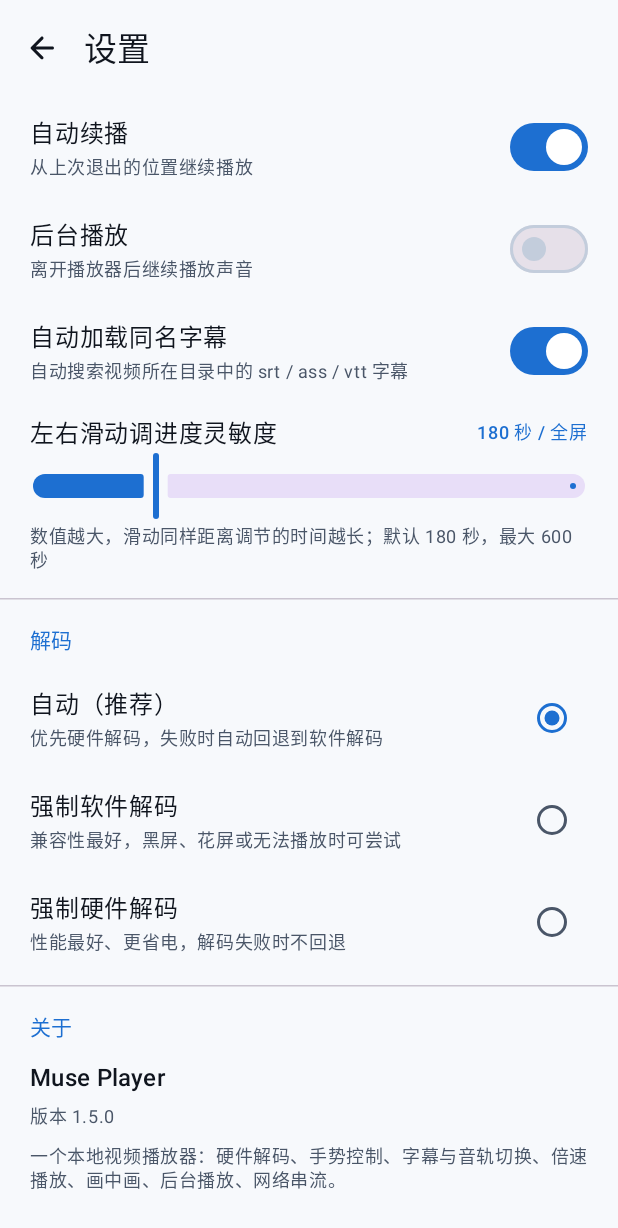
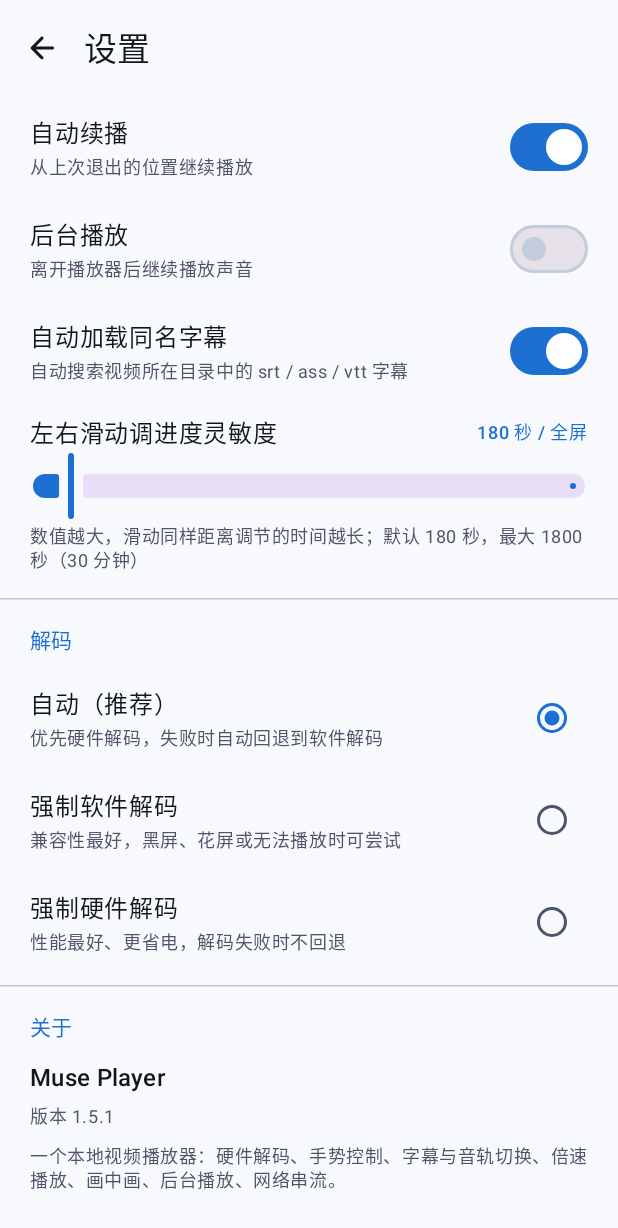
Before and after one commit to FanJZSS/MusePlayer, an Android app built with Jetpack Compose: the composable SettingsScreen shown on its own in the app's theme, scrolled down 484 dp, on a phone screen of 412 x 824 dp. Shown: the top 1228 px of the screen. Run offline under Robolectric (Android 15) with nearby library versions, the phone set to English and light mode, and no system bars; 5 statements that could not run were skipped.

Commit message:
tweak: 大幅提高音量亮度手势灵敏度并扩大进度滑动范围，版本升级到 1.5.1

```diff
--- a/app/build.gradle.kts
+++ b/app/build.gradle.kts
@@ -12,8 +12,8 @@ android {
         applicationId = "com.muse.player"
         minSdk = 24
         targetSdk = 34
-        versionCode = 8
-        versionName = "1.5.0"
+        versionCode = 9
+        versionName = "1.5.1"
         vectorDrawables { useSupportLibrary = true }
     }
 
--- a/app/src/main/java/com/muse/player/data/SettingsRepository.kt
+++ b/app/src/main/java/com/muse/player/data/SettingsRepository.kt
@@ -83,7 +83,7 @@ object SettingsRepository {
     }
 
     fun setSeekGestureSeconds(value: Int) {
-        val safe = value.coerceIn(60, 600)
+        val safe = value.coerceIn(60, 1800)
         sp.edit().putInt("seek_gesture_seconds", safe).apply()
         _state.value = _state.value.copy(seekGestureSeconds = safe)
     }
--- a/app/src/main/java/com/muse/player/ui/player/PlayerScreen.kt
+++ b/app/src/main/java/com/muse/player/ui/player/PlayerScreen.kt
@@ -394,7 +394,7 @@ fun PlayerScreen(
                                 }
                                 when (dragMode) {
                                     1 -> {
-                                        val value = (startBrightness - accDy / height * 2.2f)
+                                        val value = (startBrightness - accDy / height * 4f)
                                             .coerceIn(0.01f, 1f)
                                         applyBrightness(value)
                                         gestureHint = GestureHint(
@@ -404,7 +404,7 @@ fun PlayerScreen(
                                     }
 
                                     2 -> {
-                                        val value = (startVolume - accDy / height * maxVolume * 2.5f)
+                                        val value = (startVolume - accDy / height * maxVolume * 4f)
                                             .toInt().coerceIn(0, maxVolume)
                                         try {
                                             audioManager.setStreamVolume(
--- a/app/src/main/java/com/muse/player/ui/settings/SettingsScreen.kt
+++ b/app/src/main/java/com/muse/player/ui/settings/SettingsScreen.kt
@@ -268,10 +268,10 @@ private fun SeekSensitivityControl() {
             onValueChangeFinished = {
                 SettingsRepository.setSeekGestureSeconds(seconds.toInt())
             },
-            valueRange = 60f..600f
+            valueRange = 60f..1800f
         )
         Text(
-            text = "数值越大，滑动同样距离调节的时间越长；默认 180 秒，最大 600 秒",
+            text = "数值越大，滑动同样距离调节的时间越长；默认 180 秒，最大 1800 秒（30 分钟）",
             style = MaterialTheme.typography.bodySmall,
             color = MaterialTheme.colorScheme.onSurfaceVariant
         )
```
